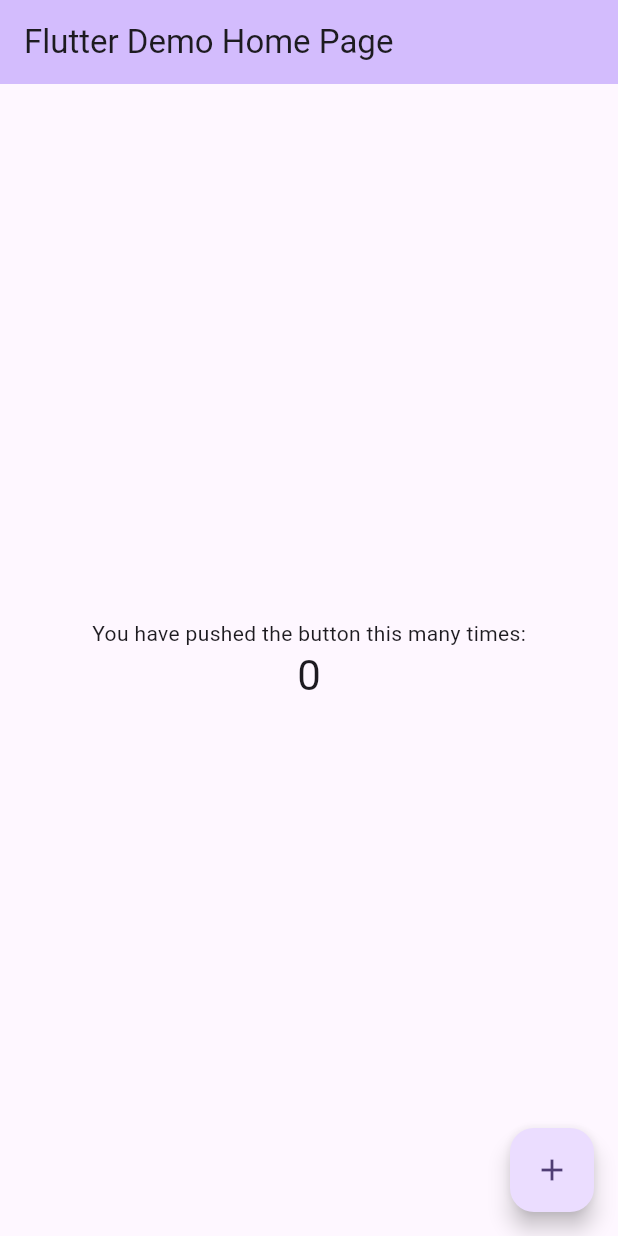
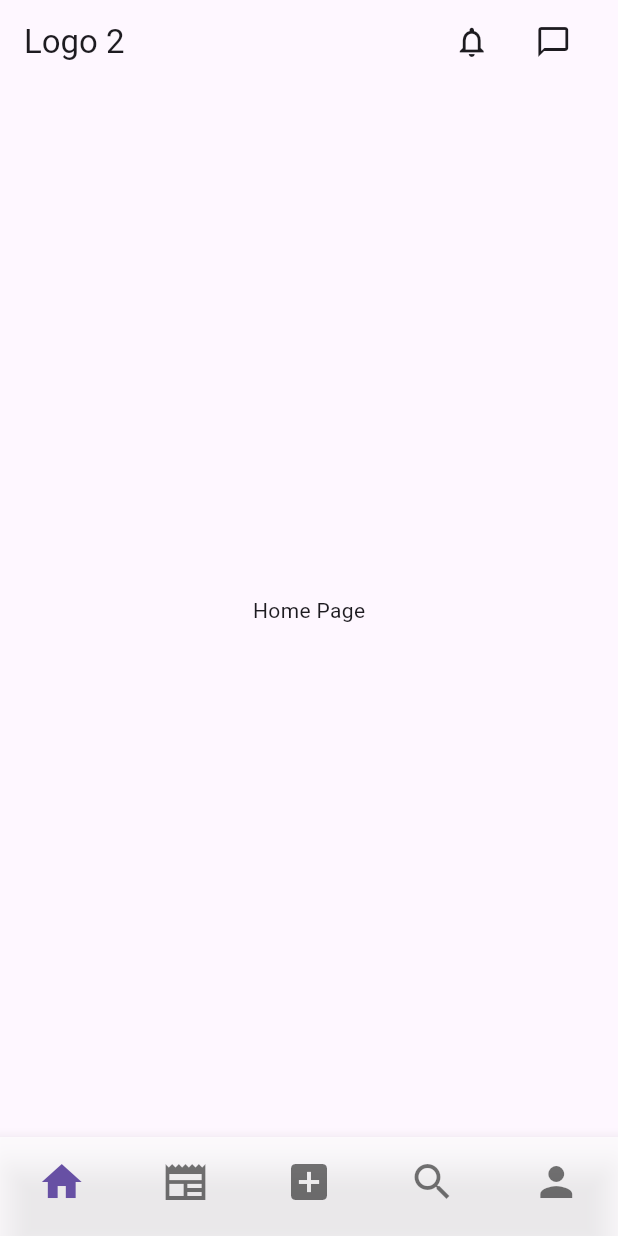
Before and after one commit to paullee714/-TodayWorkout, a Flutter app: the screen it shows after launch, on a phone screen of 412 x 824 dp. Run offline on Flutter 3.47's test engine with Material 3 defaults, Android fonts, the phone set to English and light mode, and no system bars; our stand-ins replace carousel_slider, image_picker.

Commit message:
feat: platform layout

```diff
--- a/flutter_app/lib/main.dart
+++ b/flutter_app/lib/main.dart
@@ -1,125 +1,17 @@
 import 'package:flutter/material.dart';
+import 'package:today_workout/screens/main_screen.dart';
 
-void main() {
-  runApp(const MyApp());
-}
+void main() => runApp(_MyApp());
 
-class MyApp extends StatelessWidget {
-  const MyApp({super.key});
-
-  // This widget is the root of your application.
+class _MyApp extends StatelessWidget {
   @override
   Widget build(BuildContext context) {
     return MaterialApp(
-      title: 'Flutter Demo',
+      title: 'Workout',
       theme: ThemeData(
-        // This is the theme of your application.
-        //
-        // TRY THIS: Try running your application with "flutter run". You'll see
-        // the application has a purple toolbar. Then, without quitting the app,
-        // try changing the seedColor in the colorScheme below to Colors.green
-        // and then invoke "hot reload" (save your changes or press the "hot
-        // reload" button in a Flutter-supported IDE, or press "r" if you used
-        // the command line to start the app).
-        //
-        // Notice that the counter didn't reset back to zero; the application
-        // state is not lost during the reload. To reset the state, use hot
-        // restart instead.
-        //
-        // This works for code too, not just values: Most code changes can be
-        // tested with just a hot reload.
-        colorScheme: ColorScheme.fromSeed(seedColor: Colors.deepPurple),
-        useMaterial3: true,
+        primarySwatch: Colors.blue,
       ),
-      home: const MyHomePage(title: 'Flutter Demo Home Page'),
+      home: MainScreen(),
     );
   }
 }
-
-class MyHomePage extends StatefulWidget {
-  const MyHomePage({super.key, required this.title});
-
-  // This widget is the home page of your application. It is stateful, meaning
-  // that it has a State object (defined below) that contains fields that affect
-  // how it looks.
-
-  // This class is the configuration for the state. It holds the values (in this
-  // case the title) provided by the parent (in this case the App widget) and
-  // used by the build method of the State. Fields in a Widget subclass are
-  // always marked "final".
-
-  final String title;
-
-  @override
-  State<MyHomePage> createState() => _MyHomePageState();
-}
-
-class _MyHomePageState extends State<MyHomePage> {
-  int _counter = 0;
-
-  void _incrementCounter() {
-    setState(() {
-      // This call to setState tells the Flutter framework that something has
-      // changed in this State, which causes it to rerun the build method below
-      // so that the display can reflect the updated values. If we changed
-      // _counter without calling setState(), then the build method would not be
-      // called again, and so nothing would appear to happen.
-      _counter++;
-    });
-  }
-
-  @override
-  Widget build(BuildContext context) {
-    // This method is rerun every time setState is called, for instance as done
-    // by the _incrementCounter method above.
-    //
-    // The Flutter framework has been optimized to make rerunning build methods
-    // fast, so that you can just rebuild anything that needs updating rather
-    // than having to individually change instances of widgets.
-    return Scaffold(
-      appBar: AppBar(
-        // TRY THIS: Try changing the color here to a specific color (to
-        // Colors.amber, perhaps?) and trigger a hot reload to see the AppBar
-        // change color while the other colors stay the same.
-        backgroundColor: Theme.of(context).colorScheme.inversePrimary,
-        // Here we take the value from the MyHomePage object that was created by
-        // the App.build method, and use it to set our appbar title.
-        title: Text(widget.title),
-      ),
-      body: Center(
-        // Center is a layout widget. It takes a single child and positions it
-        // in the middle of the parent.
-        child: Column(
-          // Column is also a layout widget. It takes a list of children and
-          // arranges them vertically. By default, it sizes itself to fit its
-          // children horizontally, and tries to be as tall as its parent.
-          //
-          // Column has various properties to control how it sizes itself and
-          // how it positions its children. Here we use mainAxisAlignment to
-          // center the children vertically; the main axis here is the vertical
-          // axis because Columns are vertical (the cross axis would be
-          // horizontal).
-          //
-          // TRY THIS: Invoke "debug painting" (choose the "Toggle Debug Paint"
-          // action in the IDE, or press "p" in the console), to see the
-          // wireframe for each widget.
-          mainAxisAlignment: MainAxisAlignment.center,
-          children: <Widget>[
-            const Text(
-              'You have pushed the button this many times:',
-            ),
-            Text(
-              '$_counter',
-              style: Theme.of(context).textTheme.headlineMedium,
-            ),
-          ],
-        ),
-      ),
-      floatingActionButton: FloatingActionButton(
-        onPressed: _incrementCounter,
-        tooltip: 'Increment',
-        child: const Icon(Icons.add),
-      ), // This trailing comma makes auto-formatting nicer for build methods.
-    );
-  }
-}
--- /dev/null
+++ b/flutter_app/lib/screens/feed_screen.dart
@@ -0,0 +1,9 @@
+import 'package:flutter/material.dart';
+
+class FeedPage extends StatelessWidget {
+  @override
+  Widget build(BuildContext context) {
+    // Here you would build your feed list
+    return Center(child: Text('Feed Page'));
+  }
+}
--- /dev/null
+++ b/flutter_app/lib/screens/home_screen.dart
@@ -0,0 +1,8 @@
+import 'package:flutter/material.dart';
+
+class HomePage extends StatelessWidget {
+  @override
+  Widget build(BuildContext context) {
+    return Center(child: Text('Home Page'));
+  }
+}
--- /dev/null
+++ b/flutter_app/lib/screens/main_screen.dart
@@ -0,0 +1,117 @@
+import 'package:flutter/material.dart';
+import 'package:today_workout/screens/create_feeds_screen.dart';
+import 'package:today_workout/screens/feed_screen.dart';
+import 'package:today_workout/screens/home_screen.dart';
+import 'package:today_workout/screens/profile_screen.dart';
+import 'package:today_workout/screens/search_screen.dart';
+
+class MainScreen extends StatefulWidget {
+  const MainScreen({super.key});
+
+  @override
+  _MainScreenState createState() => _MainScreenState();
+}
+
+class _MainScreenState extends State<MainScreen> {
+  int _currentIndex = 0;
+  final List<Widget> _children = [
+    HomePage(),
+    FeedPage(),
+    CreateFeedsPage(),
+    // TestPage(),
+    SearchPage(),
+    ProfilePage(),
+  ];
+
+  void onTabTapped(int index) {
+    if (index == 2) {
+      openCreateFeed();
+    } else {
+      setState(() {
+        _currentIndex = index;
+      });
+    }
+  }
+
+  void openCreateFeed() async {
+    await showModalBottomSheet(
+      context: context,
+      useSafeArea: true,
+      isScrollControlled: true,
+      builder: (BuildContext builder) {
+        // return TestPage();
+        return CreateFeedsPage();
+      },
+    );
+  }
+
+  @override
+  void dispose() {
+    super.dispose();
+  }
+
+  @override
+  void didChangeDependencies() {
+    super.didChangeDependencies();
+  }
+
+  @override
+  Widget build(BuildContext context) {
+    return Scaffold(
+      appBar: _currentIndex == 0
+          ? AppBar(
+              title: Row(
+                mainAxisAlignment: MainAxisAlignment.start,
+                crossAxisAlignment: CrossAxisAlignment.center,
+                children: [
+                  Expanded(
+                    flex: 5,
+                    child: Text('Logo 2'),
+                  ),
+                  Expanded(
+                    flex: 1,
+                    child: Icon(Icons.notifications_outlined),
+                  ),
+                  Expanded(
+                    flex: 1,
+                    child: Icon(Icons.messenger_outline),
+                  ),
+                ],
+              ),
+            )
+          : null,
+      body: SafeArea(child: _children[_currentIndex]),
+      bottomNavigationBar: BottomNavigationBar(
+        type: BottomNavigationBarType.fixed,
+        onTap: onTabTapped,
+        currentIndex: _currentIndex,
+        showSelectedLabels: false,
+        showUnselectedLabels: false,
+        iconSize: 32,
+        backgroundColor: Colors.white70,
+        items: const [
+          BottomNavigationBarItem(
+            icon: Icon(Icons.home),
+            label: 'Home',
+          ),
+          BottomNavigationBarItem(
+            icon: Icon(Icons.newspaper_sharp),
+            label: 'Feed',
+          ),
+          BottomNavigationBarItem(
+            icon: Icon(Icons.add_box),
+            label: 'Create Feed',
+          ),
+          BottomNavigationBarItem(
+            icon: Icon(Icons.search),
+            label: 'Search',
+          ),
+          BottomNavigationBarItem(
+            icon: Icon(Icons.person),
+            label: 'Profile',
+          ),
+        ],
+      ),
+    );
+  }
+}
--- /dev/null
+++ b/flutter_app/lib/screens/profile_screen.dart
@@ -0,0 +1,8 @@
+import 'package:flutter/material.dart';
+
+class ProfilePage extends StatelessWidget {
+  @override
+  Widget build(BuildContext context) {
+    return Center(child: Text('Profile Page'));
+  }
+}
--- /dev/null
+++ b/flutter_app/lib/screens/search_screen.dart
@@ -0,0 +1,8 @@
+import 'package:flutter/material.dart';
+
+class SearchPage extends StatelessWidget {
+  @override
+  Widget build(BuildContext context) {
+    return Center(child: Text('Search Page'));
+  }
+}
--- a/flutter_app/pubspec.yaml
+++ b/flutter_app/pubspec.yaml
@@ -35,6 +35,9 @@ dependencies:
   # The following adds the Cupertino Icons font to your application.
   # Use with the CupertinoIcons class for iOS style icons.
   cupertino_icons: ^1.0.2
+  cached_network_image: ^3.3.1
+  image_picker: ^1.0.6
+  carousel_slider: ^4.2.1
 
 dev_dependencies:
   flutter_test:
```
Also changed, not shown: flutter_app/lib/screens/create_feeds_screen.dart (added, +265 -0 lines), flutter_app/pubspec.lock, 15 other files.
